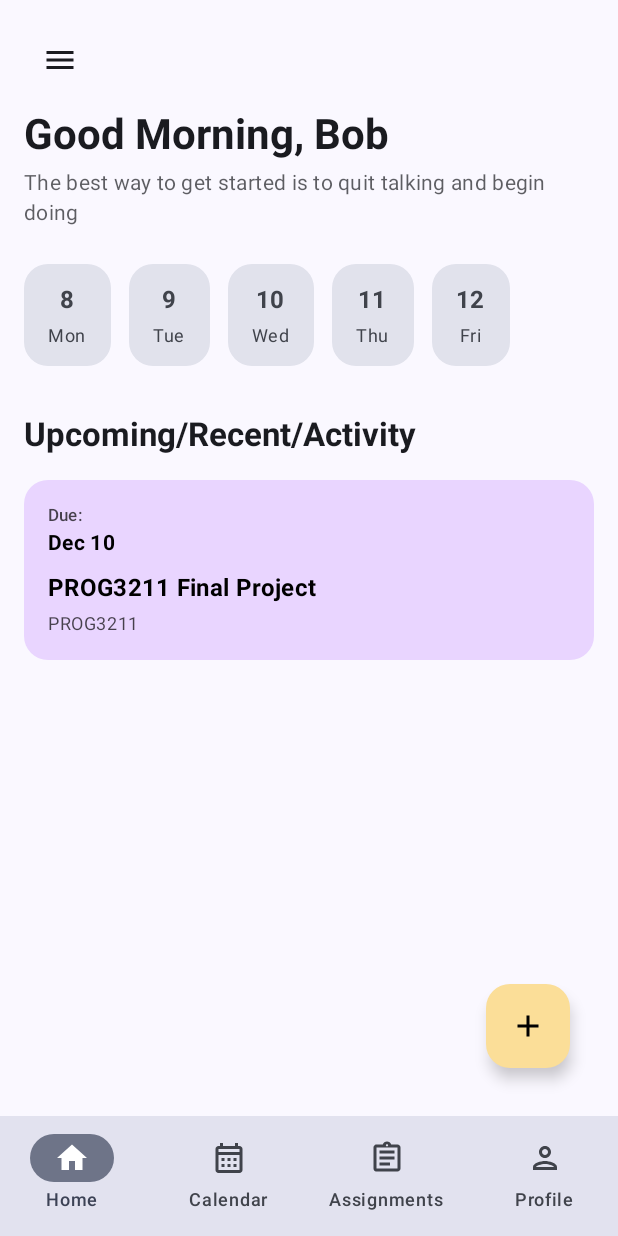
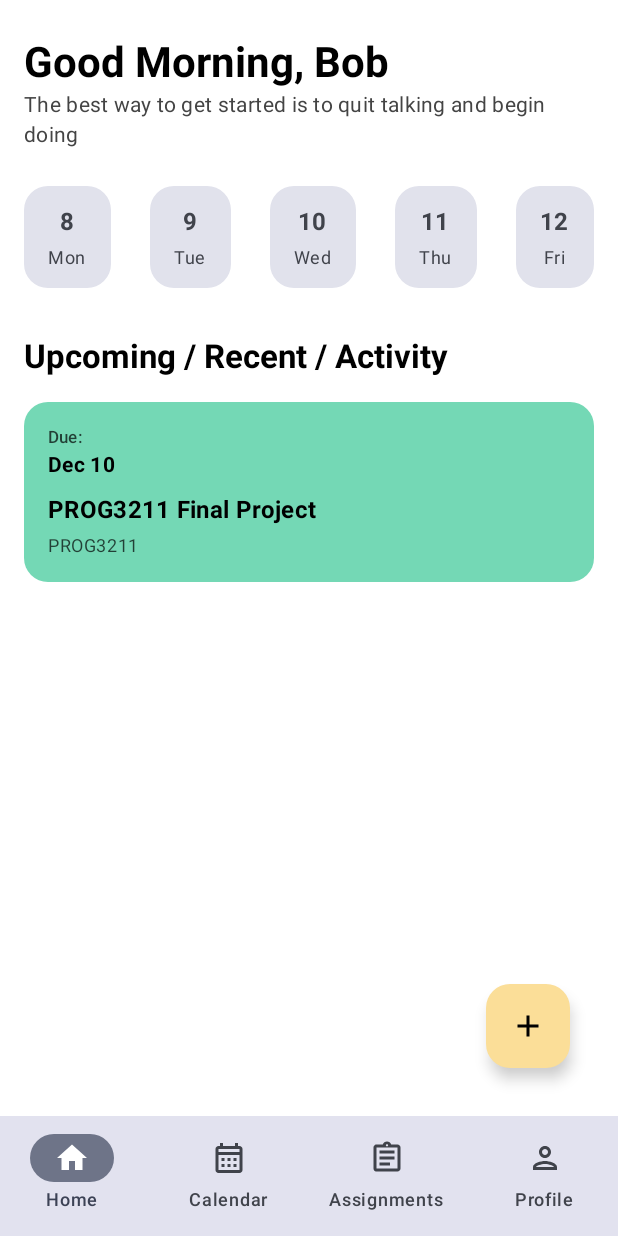
Before and after one commit to Poppymia/Flowstate, an Android app built with Jetpack Compose: the screen it shows after launch (MainActivity), on a phone screen of 412 x 824 dp. Run offline under Robolectric (Android 15) with nearby library versions, the phone set to English and light mode, and no system bars.

Commit message:
updated dashboard screen + removed drawer navigation

```diff
--- /dev/null
+++ b/app/src/main/java/com/example/flowstate/Components/AssignmentCard.kt
@@ -0,0 +1,104 @@
+package com.example.flowstate.Components
+
+import androidx.compose.foundation.clickable
+import androidx.compose.foundation.layout.Arrangement
+import androidx.compose.foundation.layout.Column
+import androidx.compose.foundation.layout.Row
+import androidx.compose.foundation.layout.Spacer
+import androidx.compose.foundation.layout.fillMaxWidth
+import androidx.compose.foundation.layout.height
+import androidx.compose.foundation.layout.padding
+import androidx.compose.foundation.shape.RoundedCornerShape
+import androidx.compose.material3.Card
+import androidx.compose.material3.CardDefaults
+import androidx.compose.material3.MaterialTheme
+import androidx.compose.material3.Text
+import androidx.compose.runtime.Composable
+import androidx.compose.ui.Alignment
+import androidx.compose.ui.Modifier
+import androidx.compose.ui.graphics.Color
+import androidx.compose.ui.text.font.FontWeight
+import androidx.compose.ui.text.style.TextOverflow
+import androidx.compose.ui.unit.dp
+import com.example.flowstate.models.Assignment
+import java.text.SimpleDateFormat
+import java.util.Calendar
+import java.util.Date
+import java.util.Locale
+
+
+@Composable
+fun AssignmentCard(
+    assignment: Assignment,
+    onClick: () -> Unit
+) {
+
+
+    Card(
+        modifier = Modifier
+            .fillMaxWidth()
+            .clickable(onClick = onClick),
+        shape = RoundedCornerShape(16.dp),
+        colors = CardDefaults.cardColors(
+            containerColor = assignment.color
+        )
+
+    ) {
+        Column(
+            modifier = Modifier.padding(16.dp)
+        ) {
+            Row(
+                modifier = Modifier.fillMaxWidth(),
+                horizontalArrangement = Arrangement.SpaceBetween,
+                verticalAlignment = Alignment.Top
+            ) {
+                Column(modifier = Modifier.weight(1f)) {
+                    Text(
+                        text = "Due:",
+                        style = MaterialTheme.typography.labelSmall.copy(
+                            fontWeight = FontWeight.SemiBold,
+                            color = Color.Black.copy(alpha = 0.7f)
+                        )
+                    )
+
+                    Text(
+                        text = formatDueDate(assignment.dueDate),
+                        style = MaterialTheme.typography.bodyMedium.copy(
+                            fontWeight = FontWeight.Bold,
+                            color = Color.Black
+                        )
+                    )
+                }
+            }
+
+            Spacer(modifier = Modifier.height(8.dp))
+
+            Text(
+                text = assignment.title,
+                style = MaterialTheme.typography.titleMedium.copy(
+                    fontWeight = FontWeight.Bold,
+                    color = Color.Black
+                ),
+                maxLines = 2,
+                overflow = TextOverflow.Ellipsis
+            )
+
+            Spacer(modifier = Modifier.height(4.dp))
+
+            Text(
+                text = assignment.courseId,
+                style = MaterialTheme.typography.bodySmall.copy(
+                    color = Color.Black.copy(alpha = 0.7f)
+                ),
+                maxLines = 1,
+                overflow = TextOverflow.Ellipsis
+            )
+        }
+    }
+}
+
+
+private fun formatDueDate(timestamp: Long): String {
+    val formatter = SimpleDateFormat("MMM dd", Locale.getDefault())
+    return formatter.format(Date(timestamp))
+}
--- /dev/null
+++ b/app/src/main/java/com/example/flowstate/Components/DateChip.kt
@@ -0,0 +1,62 @@
+package com.example.flowstate.Components
+
+import androidx.compose.foundation.background
+import androidx.compose.foundation.clickable
+import androidx.compose.foundation.layout.Column
+import androidx.compose.foundation.layout.Spacer
+import androidx.compose.foundation.layout.height
+import androidx.compose.foundation.layout.padding
+import androidx.compose.foundation.shape.RoundedCornerShape
+import androidx.compose.material3.MaterialTheme
+import androidx.compose.material3.Text
+import androidx.compose.runtime.Composable
+import androidx.compose.ui.Alignment
+import androidx.compose.ui.Modifier
+import androidx.compose.ui.draw.clip
+import androidx.compose.ui.graphics.Color
+import androidx.compose.ui.text.font.FontWeight
+import androidx.compose.ui.unit.dp
+
+@Composable
+fun DateChip(
+    day: Int,
+    dayName: String,
+    isSelected: Boolean,
+    onClick: () -> Unit
+) {
+    val backgroundColor = when {
+        isSelected -> Color(0xFFEC4899) // Pink
+        else -> MaterialTheme.colorScheme.surfaceVariant
+    }
+
+    val contentColor = when {
+        isSelected -> Color.White
+        else -> MaterialTheme.colorScheme.onSurfaceVariant
+    }
+
+    Column(
+        modifier = Modifier
+            .clip(RoundedCornerShape(16.dp))
+            .background(backgroundColor)
+            .clickable(onClick = onClick)
+            .padding(horizontal = 16.dp, vertical = 12.dp),
+        horizontalAlignment = Alignment.CenterHorizontally
+    ) {
+        Text(
+            text = day.toString(),
+            style = MaterialTheme.typography.titleMedium.copy(
+                fontWeight = FontWeight.Bold,
+                color = contentColor
+            )
+        )
+
+        Spacer(modifier = Modifier.height(4.dp))
+
+        Text(
+            text = dayName,
+            style = MaterialTheme.typography.bodySmall.copy(
+                color = contentColor
+            )
+        )
+    }
+}
--- a/app/src/main/java/com/example/flowstate/data/FlowstateDatabaseHelper.kt
+++ b/app/src/main/java/com/example/flowstate/data/FlowstateDatabaseHelper.kt
@@ -4,6 +4,7 @@ import android.content.Context
 import android.database.sqlite.SQLiteOpenHelper
 import android.content.ContentValues
 import android.database.sqlite.SQLiteDatabase
+import androidx.compose.ui.graphics.Color
 import com.example.flowstate.models.Assignment
 import com.example.flowstate.models.Subtask
 
@@ -23,8 +24,10 @@ class FlowstateDatabaseHelper(context: Context) :
                 estimatedTimeMinutes INTEGER,
                 expectedGrade INTEGER,
                 actualGrade INTEGER,
-                isCompleted INTEGER
-            )
+                isCompleted INTEGER,
+                colorHex TEXT DEFAULT '#FBDE98'
+            );
+
         """)
 
         db?.execSQL("""
@@ -104,7 +107,12 @@ class FlowstateDatabaseHelper(context: Context) :
                     expectedGrade = expectedGrade,
                     actualGrade = actualGrade,
                     subtasks = subtasks,
-                    isCompleted = isCompleted
+                    isCompleted = isCompleted,
+                    color = Color(
+                        red = (100..255).random(),
+                        green = (100..255).random(),
+                        blue = (100..255).random()
+                    )
                 )
             )
         }
--- a/app/src/main/java/com/example/flowstate/features/AssignmentDetailsEditScreen.kt
+++ b/app/src/main/java/com/example/flowstate/features/AssignmentDetailsEditScreen.kt
@@ -42,6 +42,7 @@ import androidx.compose.material3.TimePicker
 import androidx.compose.material3.TimePickerDialog
 import androidx.compose.material3.rememberDatePickerState
 import androidx.compose.material3.rememberTimePickerState
+import androidx.compose.ui.graphics.Color
 import java.util.Calendar
 import java.util.TimeZone
 
@@ -535,7 +536,8 @@ fun AssignmentDetailsEditScreenPreview() {
             Subtask(id = "s2", assignmentId = "1", text = "Implement ViewModel")
             //TODO add placeholder weights for preview
         ),
-        progress = 0
+        progress = 0,
+        color = Color(0xFFFBDE98)
     )
 
     // Local state for preview
--- a/app/src/main/java/com/example/flowstate/features/DashboardScreen.kt
+++ b/app/src/main/java/com/example/flowstate/features/DashboardScreen.kt
@@ -1,68 +1,64 @@
 package com.example.flowstate.features
 
 import androidx.compose.foundation.background
-import androidx.compose.foundation.clickable
 import androidx.compose.foundation.layout.*
 import androidx.compose.foundation.lazy.LazyColumn
 import androidx.compose.foundation.lazy.LazyRow
 import androidx.compose.foundation.lazy.items
-import androidx.compose.foundation.shape.CircleShape
-import androidx.compose.foundation.shape.RoundedCornerShape
 import androidx.compose.material.icons.Icons
 import androidx.compose.material.icons.filled.Add
-import androidx.compose.material.icons.filled.Menu
 import androidx.compose.material3.*
 import androidx.compose.runtime.*
 import androidx.compose.ui.Alignment
 import androidx.compose.ui.Modifier
-import androidx.compose.ui.draw.clip
 import androidx.compose.ui.graphics.Color
 import androidx.compose.ui.text.font.FontWeight
-import androidx.compose.ui.text.style.TextOverflow
-import androidx.compose.ui.tooling.preview.Preview
 import androidx.compose.ui.unit.dp
 import androidx.navigation.NavController
-import androidx.navigation.compose.rememberNavController
+import com.example.flowstate.Components.AssignmentCard
+import com.example.flowstate.Components.DateChip
 import com.example.flowstate.data.FlowstateDatabaseHelper
 import com.example.flowstate.models.Assignment
 import java.text.SimpleDateFormat
 import java.util.*
 
-@OptIn(ExperimentalMaterial3Api::class)
 @Composable
 fun DashboardScreen(
     navController: NavController,
     dbHelper: FlowstateDatabaseHelper,
     modifier: Modifier = Modifier
 ) {
-    // Load assignments from database
-    val assignments = remember {
-        mutableStateOf(dbHelper.getAllAssignments())
-    }
+    // Load assignments once
+    val assignments = remember { dbHelper.getAllAssignments() }
 
-    // Get upcoming assignments (not completed, sorted by due date)
-    val upcomingAssignments = remember(assignments.value) {
-        assignments.value
-            .filter { !it.isCompleted }
-            .sortedBy { it.dueDate }
-            .take(5)
-    }
+    DashboardContent(
+        assignments = assignments,
+        navController = navController,
+        modifier = modifier
+    )
+}
 
-    // Current date info
+@Composable
+fun DashboardContent(
+    assignments: List<Assignment>,
+    navController: NavController,
+    modifier: Modifier = Modifier
+) {
+    val upcomingAssignments = assignments
+        .filter { !it.isCompleted }
+        .sortedBy { it.dueDate }
+        .take(5)
+
     val calendar = Calendar.getInstance()
-    val currentDate = calendar.time
     val selectedDate = remember { mutableStateOf(calendar.get(Calendar.DAY_OF_MONTH)) }
 
-    // Generate week dates
     val weekDates = remember {
         val dates = mutableListOf<Pair<Int, String>>()
         calendar.set(Calendar.DAY_OF_WEEK, Calendar.MONDAY)
-        for (i in 0..4) {
+        repeat(5) {
             dates.add(
-                Pair(
-                    calendar.get(Calendar.DAY_OF_MONTH),
-                    SimpleDateFormat("EEE", Locale.getDefault()).format(calendar.time)
-                )
+                calendar.get(Calendar.DAY_OF_MONTH) to
+                        SimpleDateFormat("EEE", Locale.getDefault()).format(calendar.time)
             )
             calendar.add(Calendar.DAY_OF_MONTH, 1)
         }
@@ -72,54 +68,33 @@ fun DashboardScreen(
     Column(
         modifier = modifier
             .fillMaxSize()
-            .background(MaterialTheme.colorScheme.background)
+            .background(Color.White)
             .padding(16.dp)
     ) {
-        // Top Bar with Menu
-        Row(
-            modifier = Modifier.fillMaxWidth(),
-            horizontalArrangement = Arrangement.SpaceBetween,
-            verticalAlignment = Alignment.CenterVertically
-        ) {
-            IconButton(onClick = { /* TODO: Open drawer */ }) {
-                Icon(
-                    imageVector = Icons.Default.Menu,
-                    contentDescription = "Menu"
-                )
-            }
-        }
 
         Spacer(modifier = Modifier.height(8.dp))
 
-        // Greeting Section
-        Column(
-            modifier = Modifier.fillMaxWidth()
-        ) {
+        // Greeting
+        Column {
             Text(
                 text = "Good ${getTimeOfDay()}, Bob",
                 style = MaterialTheme.typography.headlineMedium.copy(
                     fontWeight = FontWeight.Bold,
-                    color = MaterialTheme.colorScheme.onBackground
+                    color = Color.Black
                 )
             )
-
-            Spacer(modifier = Modifier.height(4.dp))
-
             Text(
                 text = "The best way to get started is to quit talking and begin doing",
                 style = MaterialTheme.typography.bodyMedium.copy(
-                    color = MaterialTheme.colorScheme.onBackground.copy(alpha = 0.7f)
+                    color = Color.DarkGray
                 )
             )
         }
 
         Spacer(modifier = Modifier.height(24.dp))
 
-        // Week Date Selector
-        LazyRow(
-            modifier = Modifier.fillMaxWidth(),
-            horizontalArrangement = Arrangement.spacedBy(12.dp)
-        ) {
+        // WEEK ROW
+        LazyRow(horizontalArrangement = Arrangement.spacedBy(26.dp)) {
             items(weekDates) { (day, dayName) ->
                 DateChip(
                     day = day,
@@ -132,18 +107,17 @@ fun DashboardScreen(
 
         Spacer(modifier = Modifier.height(32.dp))
 
-        // Upcoming/Recent/Activity Section Title
         Text(
-            text = "Upcoming/Recent/Activity",
+            text = "Upcoming / Recent / Activity",
             style = MaterialTheme.typography.titleLarge.copy(
                 fontWeight = FontWeight.Bold,
-                color = MaterialTheme.colorScheme.onBackground
+                color = Color.Black
             )
         )
 
         Spacer(modifier = Modifier.height(16.dp))
 
-        // Assignments List
+        // ASSIGNMENT LIST
         LazyColumn(
             modifier = Modifier.weight(1f),
             verticalArrangement = Arrangement.spacedBy(12.dp)
@@ -152,166 +126,42 @@ fun DashboardScreen(
                 AssignmentCard(
                     assignment = assignment,
                     onClick = {
+                        //navigate to assignment card
                         navController.navigate("details/${assignment.id}")
                     }
                 )
             }
 
-            // Empty state
             if (upcomingAssignments.isEmpty()) {
                 item {
                     Box(
-                        modifier = Modifier
-                            .fillMaxWidth()
-                            .padding(32.dp),
+                        modifier = Modifier.fillMaxWidth(),
                         contentAlignment = Alignment.Center
                     ) {
                         Text(
-                            text = "No upcoming assignments",
-                            style = MaterialTheme.typography.bodyLarge.copy(
-                                color = MaterialTheme.colorScheme.onBackground.copy(alpha = 0.5f)
-                            )
+                            "No upcoming assignments",
+                            color = Color.Gray
                         )
                     }
                 }
             }
         }
 
-        // FAB for adding new assignment
+        // FAB
         Box(
             modifier = Modifier.fillMaxWidth(),
             contentAlignment = Alignment.BottomEnd
         ) {
             FloatingActionButton(
-                onClick = { /* TODO: Add new assignment */ },
+                onClick = {
+                    // navigate to add assignment screen
+                    navController.navigate("AssignmentDetailsScreen")
+                },
                 containerColor = Color(0xFFFBDE98),
                 modifier = Modifier.padding(16.dp)
             ) {
-                Icon(
-                    imageVector = Icons.Default.Add,
-                    contentDescription = "Add Assignment",
-                    tint = Color.Black
-                )
+                Icon(Icons.Default.Add, contentDescription = "Add Assignment", tint = Color.Black)
             }
-        }
-    }
-}
-
-@Composable
-fun DateChip(
-    day: Int,
-    dayName: String,
-    isSelected: Boolean,
-    onClick: () -> Unit
-) {
-    val backgroundColor = when {
-        isSelected -> Color(0xFFEC4899) // Pink
-        else -> MaterialTheme.colorScheme.surfaceVariant
-    }
-
-    val contentColor = when {
-        isSelected -> Color.White
-        else -> MaterialTheme.colorScheme.onSurfaceVariant
-    }
-
-    Column(
-        modifier = Modifier
-            .clip(RoundedCornerShape(16.dp))
-            .background(backgroundColor)
-            .clickable(onClick = onClick)
-            .padding(horizontal = 16.dp, vertical = 12.dp),
-        horizontalAlignment = Alignment.CenterHorizontally
-    ) {
-        Text(
-            text = day.toString(),
-            style = MaterialTheme.typography.titleMedium.copy(
-                fontWeight = FontWeight.Bold,
-                color = contentColor
-            )
-        )
-
-        Spacer(modifier = Modifier.height(4.dp))
-
-        Text(
-            text = dayName,
-            style = MaterialTheme.typography.bodySmall.copy(
-                color = contentColor
-            )
-        )
-    }
-}
-
-@Composable
-fun AssignmentCard(
-    assignment: Assignment,
-    onClick: () -> Unit
-) {
-    // Determine card color based on course (you can enhance this)
-    val cardColor = when (assignment.courseId.take(4).uppercase()) {
-        "PROG" -> Color(0xFFE9D5FF) // Purple
-        "INFO" -> Color(0xFFFDE68A) // Yellow
-        "PSYC" -> Color(0xFFDDD6FE) // Light purple
-        else -> Color(0xFFFCACAF) // Pink
-    }
-
-    Card(
-        modifier = Modifier
-            .fillMaxWidth()
-            .clickable(onClick = onClick),
-        shape = RoundedCornerShape(16.dp),
-        colors = CardDefaults.cardColors(
-            containerColor = cardColor
-        )
-    ) {
-        Column(
-            modifier = Modifier.padding(16.dp)
-        ) {
-            Row(
-                modifier = Modifier.fillMaxWidth(),
-                horizontalArrangement = Arrangement.SpaceBetween,
-                verticalAlignment = Alignment.Top
-            ) {
-                Column(modifier = Modifier.weight(1f)) {
-                    Text(
-                        text = "Due:",
-                        style = MaterialTheme.typography.labelSmall.copy(
-                            fontWeight = FontWeight.SemiBold,
-                            color = Color.Black.copy(alpha = 0.7f)
-                        )
-                    )
-
-                    Text(
-                        text = formatDueDate(assignment.dueDate),
-                        style = MaterialTheme.typography.bodyMedium.copy(
-                            fontWeight = FontWeight.Bold,
-                            color = Color.Black
-                        )
-                    )
-                }
-            }
-
-            Spacer(modifier = Modifier.height(8.dp))
-
-            Text(
-                text = assignment.title,
-                style = MaterialTheme.typography.titleMedium.copy(
-                    fontWeight = FontWeight.Bold,
-                    color = Color.Black
-                ),
-                maxLines = 2,
-                overflow = TextOverflow.Ellipsis
-            )
-
-            Spacer(modifier = Modifier.height(4.dp))
-
-            Text(
-                text = assignment.courseId,
-                style = MaterialTheme.typography.bodySmall.copy(
-                    color = Color.Black.copy(alpha = 0.7f)
-                ),
-                maxLines = 1,
-                overflow = TextOverflow.Ellipsis
-            )
         }
     }
 }
@@ -323,25 +173,3 @@ private fun getTimeOfDay(): String {
         else -> "Evening"
     }
 }
-
-private fun formatDueDate(timestamp: Long): String {
-    val formatter = SimpleDateFormat("MMM dd", Locale.getDefault())
-    return formatter.format(Date(timestamp))
-}
-
-@Preview(showBackground = true)
-@Composable
-fun DashboardScreenPreview() {
-    MaterialTheme {
-        // Note: This preview won't work perfectly without a real NavController and DbHelper
-        // but gives you an idea of the layout
-    }
-}
-
-@Preview(showBackground = true, uiMode = android.content.res.Configuration.UI_MODE_NIGHT_YES)
-@Composable
-fun DashboardScreenDarkPreview() {
-    MaterialTheme {
-        // Dark mode preview
-    }
-}
--- a/app/src/main/java/com/example/flowstate/models/Assignment.kt
+++ b/app/src/main/java/com/example/flowstate/models/Assignment.kt
@@ -1,5 +1,6 @@
 package com.example.flowstate.models
 
+import androidx.compose.ui.graphics.Color
 import java.util.UUID
 
 data class Assignment (
@@ -14,5 +15,7 @@ data class Assignment (
     val expectedGrade: Int? = null,
     val actualGrade: Int? = null,
     val subtasks: List<Subtask> = emptyList(),
-    val isCompleted: Boolean = false
+    val isCompleted: Boolean = false,
+    val color: Color = Color(0xFFFBDE98) // user can change the color or it will be default
+
 )
--- a/app/src/main/java/com/example/flowstate/models/AssignmentRepository.kt
+++ b/app/src/main/java/com/example/flowstate/models/AssignmentRepository.kt
@@ -1,12 +1,14 @@
 package com.example.flowstate.models
 
 import android.content.ContentValues
+import androidx.compose.ui.graphics.Color
 import com.example.flowstate.data.FlowstateDatabaseHelper
 
 class AssignmentRepository(private val dbHelper: FlowstateDatabaseHelper) {
 
     fun getAssignment(id: String): Assignment? {
         val db = dbHelper.readableDatabase
+
 
         val cursor = db.rawQuery(
             "SELECT * FROM assignments WHERE id = ?",
@@ -17,6 +19,8 @@ class AssignmentRepository(private val dbHelper: FlowstateDatabaseHelper) {
             cursor.close()
             return null
         }
+        val hex = cursor.getString(cursor.getColumnIndexOrThrow("colorHex"))
+        val assignmentColor = Color(android.graphics.Color.parseColor(hex))
 
         val assignment = Assignment(
             id = cursor.getString(cursor.getColumnIndexOrThrow("id")),
@@ -30,7 +34,8 @@ class AssignmentRepository(private val dbHelper: FlowstateDatabaseHelper) {
             actualGrade = cursor.getInt(cursor.getColumnIndexOrThrow("actualGrade")),
             progress = cursor.getInt(cursor.getColumnIndexOrThrow("progress")),
             isCompleted = cursor.getInt(cursor.getColumnIndexOrThrow("isCompleted")) == 1,
-            subtasks = getSubtasksByAssignmentId(id)
+            subtasks = getSubtasksByAssignmentId(id),
+            color = assignmentColor
         )
 
         cursor.close()
```
